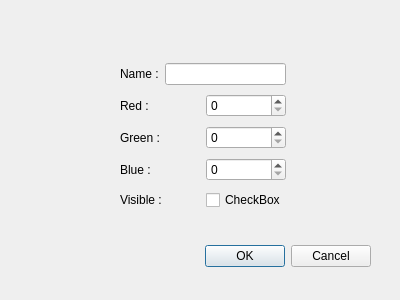
Qt form GroupProject/optiondialog.ui (eeyzr1/2024_Group_01) before a commit.
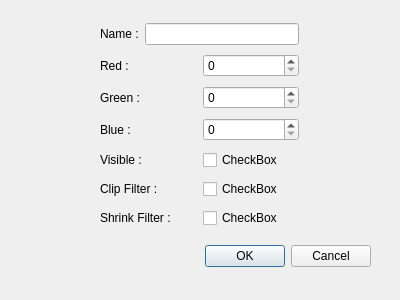
The same form after that commit.

What changed in the file:
```diff
--- a/GroupProject/optiondialog.ui
+++ b/GroupProject/optiondialog.ui
@@ -29,13 +29,13 @@
     <set>QDialogButtonBox::StandardButton::Cancel|QDialogButtonBox::StandardButton::Ok</set>
    </property>
   </widget>
-  <widget class="QWidget" name="layoutWidget">
+  <widget class="QWidget" name="">
    <property name="geometry">
     <rect>
-     <x>120</x>
-     <y>60</y>
-     <width>166</width>
-     <height>157</height>
+     <x>100</x>
+     <y>20</y>
+     <width>199</width>
+     <height>217</height>
     </rect>
    </property>
    <layout class="QVBoxLayout" name="verticalLayout">
@@ -125,6 +125,42 @@
       </item>
      </layout>
     </item>
+    <item>
+     <layout class="QHBoxLayout" name="horizontalLayout_6">
+      <item>
+       <widget class="QLabel" name="label_6">
+        <property name="text">
+         <string>Clip Filter :</string>
+        </property>
+       </widget>
+      </item>
+      <item>
+       <widget class="QCheckBox" name="checkBoxClipFilter">
+        <property name="text">
+         <string>CheckBox</string>
+        </property>
+       </widget>
+      </item>
+     </layout>
+    </item>
+    <item>
+     <layout class="QHBoxLayout" name="horizontalLayout_7">
+      <item>
+       <widget class="QLabel" name="label_7">
+        <property name="text">
+         <string>Shrink Filter :</string>
+        </property>
+       </widget>
+      </item>
+      <item>
+       <widget class="QCheckBox" name="checkBox_2">
+        <property name="text">
+         <string>CheckBox</string>
+        </property>
+       </widget>
+      </item>
+     </layout>
+    </item>
    </layout>
   </widget>
  </widget>
```
